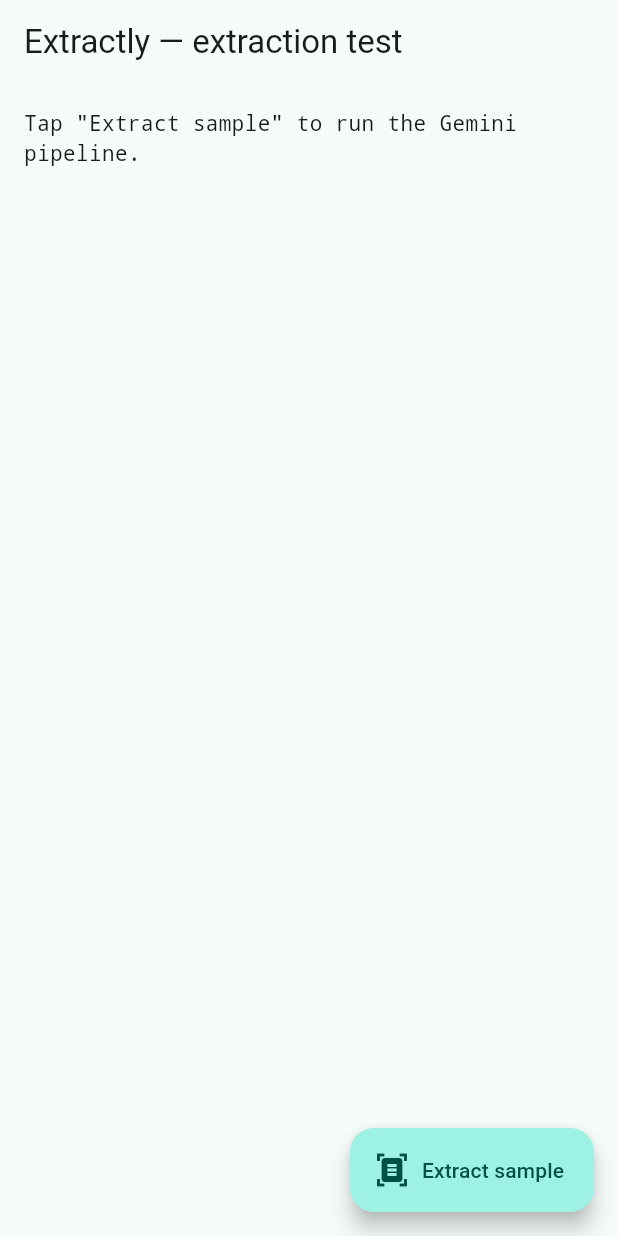
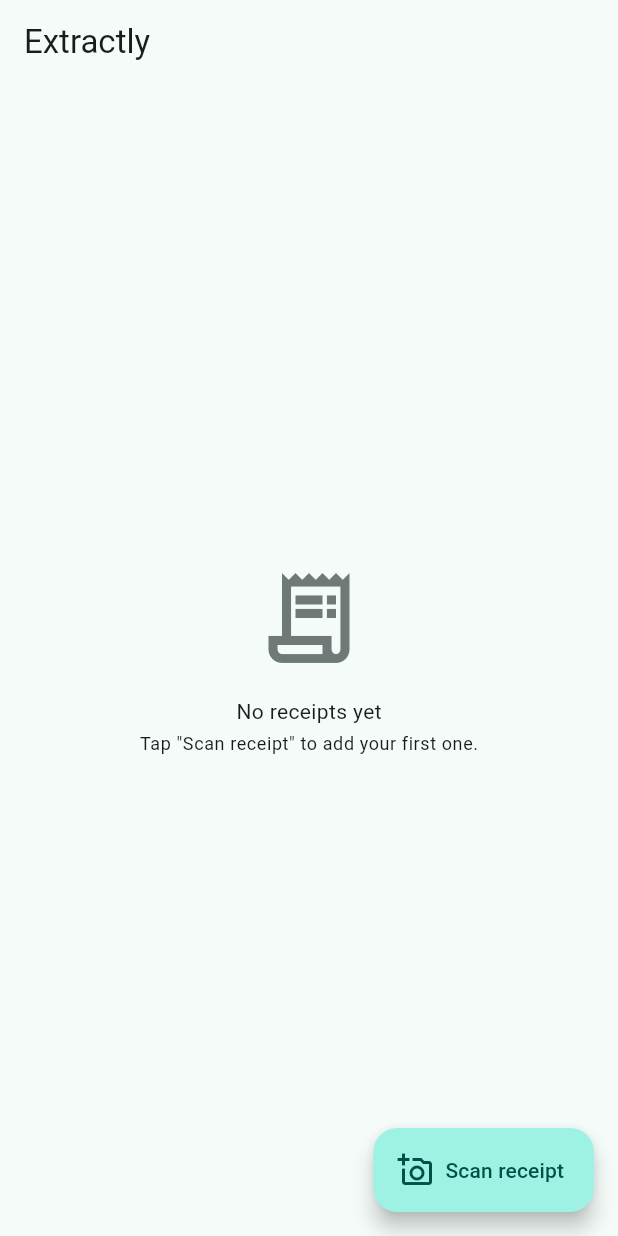
Before and after one commit to hafsa-aarifeen/extractly, a Flutter app: the screen it shows after launch, on a phone screen of 412 x 824 dp. Run offline on Flutter 3.47's test engine with Material 3 defaults, Android fonts, the phone set to English and light mode, and no system bars; our stand-ins replace drift, drift_flutter, flutter_riverpod; accounts and stored records are empty; generated files the repository leaves out were written again.

Commit message:
feat: integrate file selector plugin and implement home screen with receipt listing

```diff
--- a/lib/data/receipt_repository.dart
+++ b/lib/data/receipt_repository.dart
@@ -47,6 +47,14 @@
     )..orderBy([(t) => OrderingTerm.desc(t.createdAt)])).get();
   }
 
+  /// A live stream of all receipts, newest first. Emits a new list whenever
+  /// the underlying table changes — this is what makes the UI auto-update.
+  Stream<List<Receipt>> watchAllReceipts() {
+    return (_db.select(
+      _db.receipts,
+    )..orderBy([(t) => OrderingTerm.desc(t.createdAt)])).watch();
+  }
+
   /// A single receipt with its line items, or null if it doesn't exist.
   Future<ReceiptWithItems?> getReceiptById(int id) async {
     final receipt = await (_db.select(
--- a/lib/main.dart
+++ b/lib/main.dart
@@ -1,130 +1,21 @@
-import 'dart:typed_data';
+import 'package:flutter/material.dart';
+import 'package:flutter_riverpod/flutter_riverpod.dart';
 
-import 'package:flutter/material.dart';
-import 'package:flutter/services.dart' show rootBundle;
-
-import 'data/gemini/gemini_extraction_service.dart';
-import 'domain/extraction_result.dart';
+import 'presentation/home_screen.dart';
 
 void main() {
-  runApp(const MyApp());
+  runApp(const ProviderScope(child: ExtractlyApp()));
 }
 
-class MyApp extends StatelessWidget {
-  const MyApp({super.key});
+class ExtractlyApp extends StatelessWidget {
+  const ExtractlyApp({super.key});
 
   @override
   Widget build(BuildContext context) {
     return MaterialApp(
       title: 'Extractly',
       theme: ThemeData(colorSchemeSeed: Colors.teal, useMaterial3: true),
-      home: const ExtractionTestScreen(),
+      home: const HomeScreen(),
     );
   }
 }
-
-/// TEMPORARY: runs extraction on a bundled sample image so we can see the
-/// Gemini pipeline work end to end. Replaced by the real capture flow in Phase 4.
-class ExtractionTestScreen extends StatefulWidget {
-  const ExtractionTestScreen({super.key});
-
-  @override
-  State<ExtractionTestScreen> createState() => _ExtractionTestScreenState();
-}
-
-class _ExtractionTestScreenState extends State<ExtractionTestScreen> {
-  final _service = GeminiExtractionService();
-
-  bool _loading = false;
-  String _output = 'Tap "Extract sample" to run the Gemini pipeline.';
-
-  @override
-  void dispose() {
-    _service.dispose();
-    super.dispose();
-  }
-
-  Future<void> _runExtraction() async {
-    setState(() {
-      _loading = true;
-      _output = 'Loading image and calling Gemini...';
-    });
-
-    try {
-      final data = await rootBundle.load('assets/sample_receipt.jpg');
-      final bytes = data.buffer.asUint8List();
-
-      final result = await _service.extract(bytes);
-
-      setState(() => _output = _describe(result));
-    } catch (e) {
-      setState(() => _output = 'Error loading asset: $e');
-    } finally {
-      setState(() => _loading = false);
-    }
-  }
-
-  String _describe(ExtractionResult result) {
-    switch (result) {
-      case ExtractionSuccess(
-        :final receipt,
-        :final needsReview,
-        :final reviewReasons,
-      ):
-        final buffer = StringBuffer()
-          ..writeln('✅ EXTRACTED')
-          ..writeln('Merchant: ${receipt.merchantName ?? "—"}')
-          ..writeln('Date: ${receipt.date ?? "—"}')
-          ..writeln('Currency: ${receipt.currency ?? "—"}')
-          ..writeln('Total: ${receipt.total?.toStringAsFixed(2) ?? "—"}')
-          ..writeln('Items (${receipt.items.length}):');
-        for (final item in receipt.items) {
-          buffer.writeln(
-            '  • ${item.description} '
-            '${item.total?.toStringAsFixed(2) ?? ""}',
-          );
-        }
-        buffer.writeln('');
-        buffer.writeln(
-          needsReview ? '⚠️ Needs review:' : '✔ Passed validation',
-        );
-        for (final reason in reviewReasons) {
-          buffer.writeln('  - $reason');
-        }
-        return buffer.toString();
-
-      case ExtractionNotAReceipt():
-        return '🚫 Not a receipt.';
-
-      case ExtractionFailure(:final message):
-        return '❌ Failed: $message';
-    }
-  }
-
-  @override
-  Widget build(BuildContext context) {
-    return Scaffold(
-      appBar: AppBar(title: const Text('Extractly — extraction test')),
-      body: Padding(
-        padding: const EdgeInsets.all(16),
-        child: SingleChildScrollView(
-          child: Text(
-            _output,
-            style: const TextStyle(fontFamily: 'monospace', height: 1.4),
-          ),
-        ),
-      ),
-      floatingActionButton: FloatingActionButton.extended(
-        onPressed: _loading ? null : _runExtraction,
-        icon: _loading
-            ? const SizedBox(
-                width: 18,
-                height: 18,
-                child: CircularProgressIndicator(strokeWidth: 2),
-              )
-            : const Icon(Icons.document_scanner),
-        label: Text(_loading ? 'Working...' : 'Extract sample'),
-      ),
-    );
-  }
-}
--- /dev/null
+++ b/lib/presentation/home_screen.dart
@@ -0,0 +1,109 @@
+import 'package:flutter/material.dart';
+import 'package:flutter_riverpod/flutter_riverpod.dart';
+
+import '../data/database/app_database.dart';
+import 'providers.dart';
+
+class HomeScreen extends ConsumerWidget {
+  const HomeScreen({super.key});
+
+  @override
+  Widget build(BuildContext context, WidgetRef ref) {
+    final receiptsAsync = ref.watch(receiptListProvider);
+
+    return Scaffold(
+      appBar: AppBar(title: const Text('Extractly')),
+      body: receiptsAsync.when(
+        loading: () => const Center(child: CircularProgressIndicator()),
+        error: (error, _) => Center(child: Text('Error: $error')),
+        data: (receipts) {
+          if (receipts.isEmpty) {
+            return const _EmptyState();
+          }
+          return ListView.separated(
+            padding: const EdgeInsets.symmetric(vertical: 8),
+            itemCount: receipts.length,
+            separatorBuilder: (context, index) => const Divider(height: 1),
+            itemBuilder: (context, i) => _ReceiptTile(receipt: receipts[i]),
+          );
+        },
+      ),
+      floatingActionButton: FloatingActionButton.extended(
+        onPressed: () {
+          // Wired to the capture flow in Part B.
+          ScaffoldMessenger.of(context).showSnackBar(
+            const SnackBar(content: Text('Capture flow comes next (Part B)')),
+          );
+        },
+        icon: const Icon(Icons.add_a_photo_outlined),
+        label: const Text('Scan receipt'),
+      ),
+    );
+  }
+}
+
+class _ReceiptTile extends StatelessWidget {
+  const _ReceiptTile({required this.receipt});
+
+  final Receipt receipt;
+
+  @override
+  Widget build(BuildContext context) {
+    final total = receipt.total?.toStringAsFixed(2) ?? '—';
+    final currency = receipt.currency ?? '';
+
+    return ListTile(
+      leading: const CircleAvatar(child: Icon(Icons.receipt_long)),
+      title: Text(receipt.merchantName ?? '(no merchant)'),
+      subtitle: Text(receipt.date ?? 'No date'),
+      trailing: Column(
+        mainAxisAlignment: MainAxisAlignment.center,
+        crossAxisAlignment: CrossAxisAlignment.end,
+        children: [
+          Text(
+            '$currency $total',
+            style: const TextStyle(fontWeight: FontWeight.w600),
+          ),
+          if (receipt.needsReview)
+            const Padding(
+              padding: EdgeInsets.only(top: 2),
+              child: Text(
+                'Needs review',
+                style: TextStyle(fontSize: 11, color: Colors.orange),
+              ),
+            ),
+        ],
+      ),
+      onTap: () {
+        // Wired to the detail screen in Part C.
+      },
+    );
+  }
+}
+
+class _EmptyState extends StatelessWidget {
+  const _EmptyState();
+
+  @override
+  Widget build(BuildContext context) {
+    return Center(
+      child: Column(
+        mainAxisSize: MainAxisSize.min,
+        children: [
+          Icon(
+            Icons.receipt_long_outlined,
+            size: 72,
+            color: Theme.of(context).colorScheme.outline,
+          ),
+          const SizedBox(height: 16),
+          const Text('No receipts yet'),
+          const SizedBox(height: 4),
+          Text(
+            'Tap "Scan receipt" to add your first one.',
+            style: Theme.of(context).textTheme.bodySmall,
+          ),
+        ],
+      ),
+    );
+  }
+}
--- a/pubspec.yaml
+++ b/pubspec.yaml
@@ -37,6 +37,8 @@
   drift: ^2.34.3
   drift_flutter: ^0.3.1
   http: ^1.6.0
+  flutter_riverpod: ^2.6.1
+  image_picker: ^1.2.3
 
 dev_dependencies:
   flutter_test:
```
Also changed, not shown: lib/presentation/providers.dart (added, +32 -0 lines), pubspec.lock, 7 other files.
